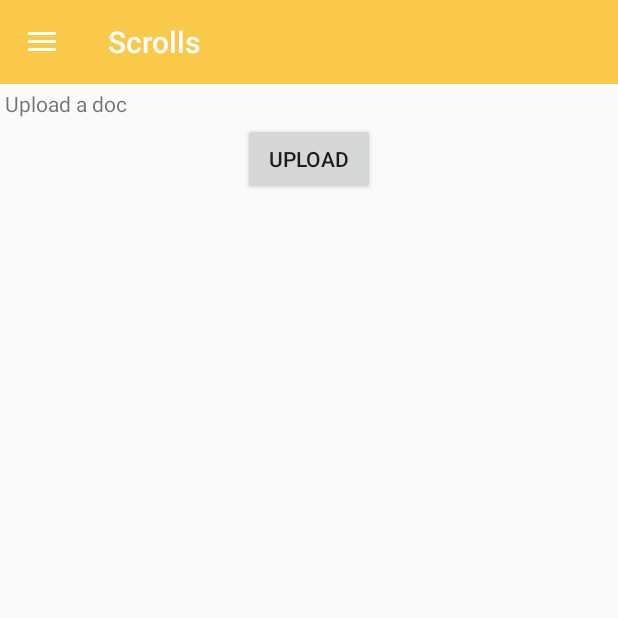
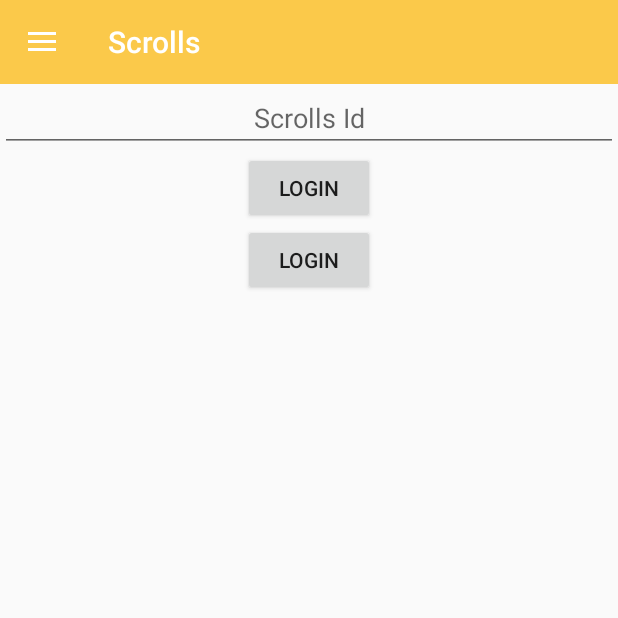
Before and after one commit to Bondzio/Scrolls17, an Android app: the fragment UploadDoc placed in its activity, on a phone screen of 412 x 824 dp, the top half of it. Run offline under Robolectric (Android 15) with nearby library versions, the phone set to English and light mode, and no system bars.

Commit message:
Upload a doc updated

```diff
--- a/app/src/main/java/in/silive/scrolls/Fragments/UploadDoc.java
+++ b/app/src/main/java/in/silive/scrolls/Fragments/UploadDoc.java
@@ -1,18 +1,39 @@
 package in.silive.scrolls.Fragments;
 
 
+import android.app.ProgressDialog;
+import android.content.Context;
+import android.content.DialogInterface;
 import android.os.Bundle;
 import android.support.v4.app.Fragment;
+import android.support.v4.app.FragmentManager;
+import android.support.v4.app.FragmentTransaction;
+import android.util.Log;
 import android.view.LayoutInflater;
 import android.view.View;
 import android.view.ViewGroup;
+import android.widget.Button;
+import android.widget.EditText;
+import android.widget.LinearLayout;
+import android.widget.Toast;
 
+import org.json.JSONException;
+
+import in.silive.scrolls.Listeners.FetchDataListener;
+import in.silive.scrolls.Network.FetchData;
 import in.silive.scrolls.R;
 
 /**
  * A simple {@link Fragment} subclass.
  */
 public class UploadDoc extends Fragment {
+    //UI elements
+    LinearLayout upload;
+    EditText login_username;
+    Button user_login,user_register;
+
+    public static String username;
+    public static Context context;
     public UploadDoc() {
         // Required empty public constructor
     }
@@ -22,7 +43,69 @@ public class UploadDoc extends Fragment {
                              Bundle savedInstanceState) {
         // Inflate the layout for this fragment
         View v = inflater.inflate(R.layout.fragment_upload_doc, container, false);
+        context = getContext();
+        upload = (LinearLayout)v.findViewById(R.id.upload);
+        login_username = (EditText) v.findViewById(R.id.login_username);
+        user_login = (Button)v.findViewById(R.id.user_login);
+        user_login.setOnClickListener(new View.OnClickListener() {
+            @Override
+            public void onClick(View view) {
+                getLoginData();
+            }
+        });
+        user_register = (Button)v.findViewById(R.id.user_register);
+        user_register.setOnClickListener(new View.OnClickListener() {
+            @Override
+            public void onClick(View view) {
+                Fragment fragment = new Register();
+                FragmentManager fragmentManager = getChildFragmentManager();
+                FragmentTransaction fragmentTransaction = fragmentManager.beginTransaction();
+                fragmentTransaction.replace(R.id.container_body, fragment);
+                fragmentTransaction.commit();
+            }
+        });
+
         return v;
+    }
+    public void getLoginData(){
+        username = login_username.getText().toString();
+        Log.d("Scrolls",username+" username from upload a doc login");
+        FetchData fetchData = new FetchData();
+        fetchData.setArgs(in.silive.scrolls.Util.Config.ID_BY_LOGIN, new FetchDataListener() {
+            ProgressDialog progressDialog;
+            @Override
+            public void preExecute() {
+                progressDialog = new ProgressDialog(context);
+                progressDialog.setMessage("Loading");
+                progressDialog.setCancelable(false);
+                progressDialog.show();
+            }
+
+            @Override
+            public void postExecute(String result, int id) throws JSONException {
+                if (progressDialog.isShowing())
+                    progressDialog.dismiss();
+                if (result.equalsIgnoreCase("Success")){
+                    Toast.makeText(context,"Login successful",Toast.LENGTH_SHORT).show();
+                    upload.setVisibility(View.VISIBLE);
+                }
+                else {
+                    android.support.v7.app.AlertDialog.Builder dialog = new android.support.v7.app.AlertDialog.Builder(context)
+                            .setTitle("Error")
+                            .setMessage("Your email does not exist in Database")
+                            .setPositiveButton("OK", new DialogInterface.OnClickListener() {
+                                public void onClick(DialogInterface dialog, int which) {
+                                    dialog.dismiss();
+                                }
+                            })
+
+                            .setIcon(android.R.drawable.ic_dialog_alert);
+                    dialog.show();
+                }
+
+            }
+        });
+
     }
 
 }
--- a/app/src/main/java/in/silive/scrolls/Util/Config.java
+++ b/app/src/main/java/in/silive/scrolls/Util/Config.java
@@ -6,4 +6,5 @@ package in.silive.scrolls.Util;
 public class Config {
     public static final String LOG = "Scrolls";
     public static String ID_BY_EMAIL = "http://silive.in/testapi/api/Participants/GetScrollsIdByEmail?email=";
+    public static String ID_BY_LOGIN = "http://silive.in/testapi/api/Participants/GetScrollsIdByEmail?email=";
 }
--- a/app/src/main/res/layout/fragment_upload_doc.xml
+++ b/app/src/main/res/layout/fragment_upload_doc.xml
@@ -4,19 +4,51 @@
     android:layout_height="match_parent"
     tools:context="in.silive.scrolls.Fragments.UploadDoc"
     android:orientation="vertical">
-
-
-    <TextView
+    <EditText
         android:layout_width="match_parent"
         android:layout_height="wrap_content"
-        android:text="Upload a doc"
-        android:padding="3dp"/>
+        android:hint="Scrolls Id"
+        android:layout_gravity="center"
+        android:gravity="center"
+        android:id="@+id/login_username"/>
     <Button
         android:layout_width="wrap_content"
         android:layout_height="wrap_content"
-        android:text="Upload"
-        android:id="@+id/upload_doc"
+        android:text="Login"
+        android:id="@+id/user_login"
+        android:layout_gravity="center"
+        android:gravity="center"/>
+    <Button
+        android:layout_width="wrap_content"
+        android:layout_height="wrap_content"
+        android:text="Login"
+        android:id="@+id/user_register"
         android:layout_gravity="center"
         android:gravity="center"/>
 
+    <LinearLayout
+        android:layout_width="match_parent"
+        android:layout_height="match_parent"
+        android:layout_weight="1"
+        android:orientation="vertical"
+        android:id="@+id/upload"
+        android:padding="3dp"
+        android:visibility="gone">
+        <TextView
+            android:layout_width="match_parent"
+            android:layout_height="wrap_content"
+            android:text="Upload a doc"
+            android:padding="3dp" />
+        <Button
+            android:layout_width="wrap_content"
+            android:layout_height="wrap_content"
+            android:text="Upload"
+            android:id="@+id/upload_doc"
+            android:layout_gravity="center"
+            android:gravity="center"
+            android:padding="3dp"/>
+
+
+    </LinearLayout>
+
 </LinearLayout>
```
Also changed, not shown: app/src/main/java/in/silive/scrolls/Fragments/Register.java (+65 -1 lines), app/src/main/res/layout/fragment_registration.xml (+79 -56 lines).
